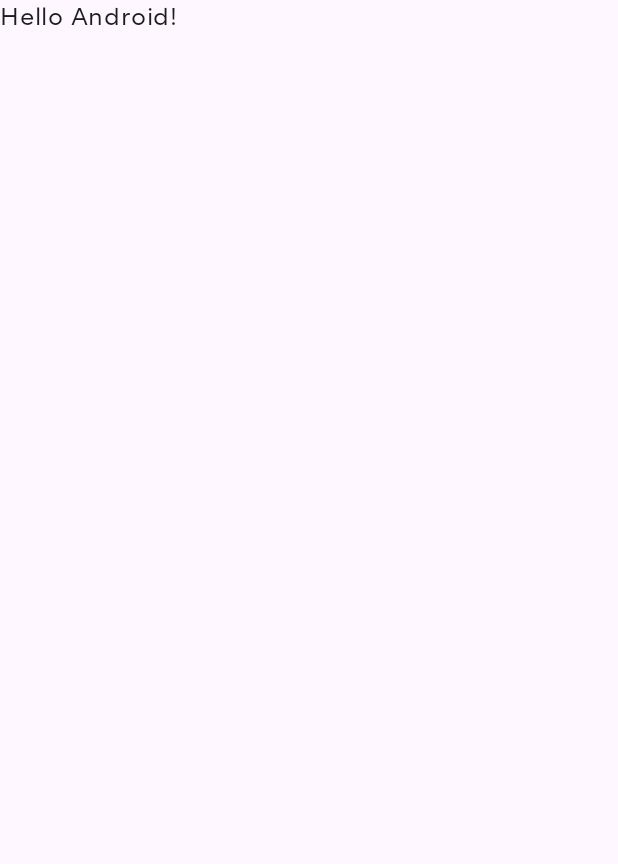
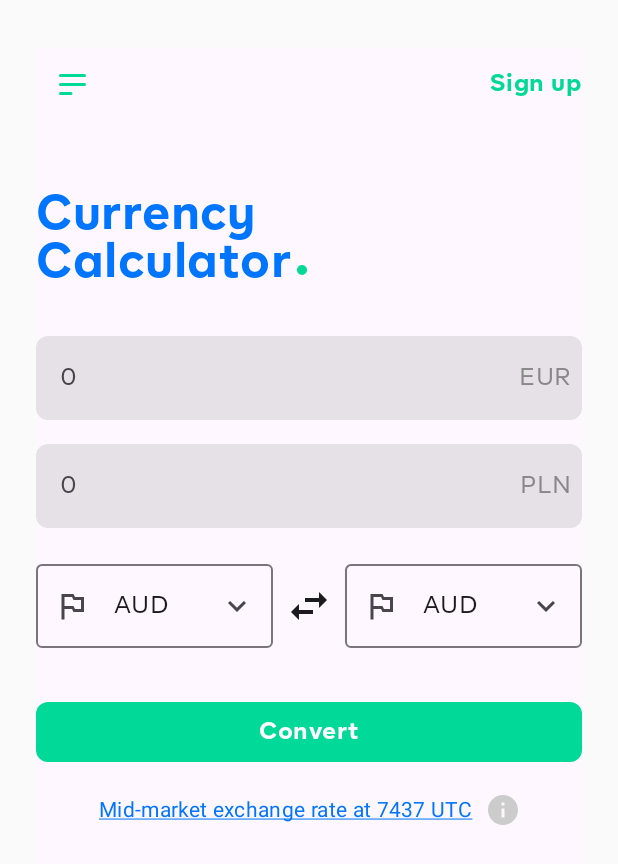
Before and after one commit to oluwadara-abijo/SwiftFX, an Android app built with Jetpack Compose: the screen it shows after launch (MainActivity), on a phone screen of 412 x 824 dp. Before the commit the part shown is almost empty. Shown: the top 864 px of the screen. Run offline under Robolectric (Android 15) with nearby library versions, the phone set to English and light mode, and no system bars.

Commit message:
feat: Create conversion screen

```diff
--- a/app/src/main/java/com/dara/swiftfx/MainActivity.kt
+++ b/app/src/main/java/com/dara/swiftfx/MainActivity.kt
@@ -7,10 +7,11 @@ import androidx.activity.enableEdgeToEdge
 import androidx.compose.foundation.layout.fillMaxSize
 import androidx.compose.foundation.layout.padding
 import androidx.compose.material3.Scaffold
-import androidx.compose.material3.Text
 import androidx.compose.runtime.Composable
 import androidx.compose.ui.Modifier
 import androidx.compose.ui.tooling.preview.Preview
+import androidx.compose.ui.unit.dp
+import com.dara.swiftfx.ui.ConversionScreen
 import com.dara.swiftfx.ui.theme.SwiftFXTheme
 
 class MainActivity : ComponentActivity() {
@@ -19,29 +20,23 @@ class MainActivity : ComponentActivity() {
         enableEdgeToEdge()
         setContent {
             SwiftFXTheme {
-                Scaffold(modifier = Modifier.fillMaxSize()) { innerPadding ->
-                    Greeting(
-                        name = "Android",
-                        modifier = Modifier.padding(innerPadding)
-                    )
+                Scaffold(
+                    modifier = Modifier
+                        .fillMaxSize()
+                        .padding(vertical = 32.dp, horizontal = 24.dp)
+                ) { innerPadding ->
+                    ConversionScreen(modifier = Modifier.padding(innerPadding))
                 }
             }
         }
     }
 }
 
-@Composable
-fun Greeting(name: String, modifier: Modifier = Modifier) {
-    Text(
-        text = "Hello $name!",
-        modifier = modifier
-    )
-}
 
 @Preview(showBackground = true)
 @Composable
 fun GreetingPreview() {
     SwiftFXTheme {
-        Greeting("Android")
+        ConversionScreen(Modifier)
     }
 }
--- /dev/null
+++ b/app/src/main/java/com/dara/swiftfx/ui/ConversionScreen.kt
@@ -0,0 +1,273 @@
+package com.dara.swiftfx.ui
+
+import androidx.compose.foundation.Image
+import androidx.compose.foundation.gestures.Orientation
+import androidx.compose.foundation.gestures.scrollable
+import androidx.compose.foundation.layout.Arrangement
+import androidx.compose.foundation.layout.Arrangement.Absolute.SpaceBetween
+import androidx.compose.foundation.layout.Box
+import androidx.compose.foundation.layout.Column
+import androidx.compose.foundation.layout.Row
+import androidx.compose.foundation.layout.Spacer
+import androidx.compose.foundation.layout.fillMaxSize
+import androidx.compose.foundation.layout.fillMaxWidth
+import androidx.compose.foundation.layout.height
+import androidx.compose.foundation.layout.padding
+import androidx.compose.foundation.layout.width
+import androidx.compose.foundation.rememberScrollState
+import androidx.compose.foundation.shape.RoundedCornerShape
+import androidx.compose.foundation.text.KeyboardOptions
+import androidx.compose.material.icons.Icons
+import androidx.compose.material.icons.filled.Info
+import androidx.compose.material3.Button
+import androidx.compose.material3.ButtonDefaults
+import androidx.compose.material3.DropdownMenuItem
+import androidx.compose.material3.ExperimentalMaterial3Api
+import androidx.compose.material3.ExposedDropdownMenuBox
+import androidx.compose.material3.Icon
+import androidx.compose.material3.IconButton
+import androidx.compose.material3.MaterialTheme
+import androidx.compose.material3.MenuAnchorType
+import androidx.compose.material3.OutlinedTextField
+import androidx.compose.material3.OutlinedTextFieldDefaults
+import androidx.compose.material3.Text
+import androidx.compose.runtime.Composable
+import androidx.compose.runtime.getValue
+import androidx.compose.runtime.mutableStateOf
+import androidx.compose.runtime.remember
+import androidx.compose.runtime.setValue
+import androidx.compose.ui.Alignment
+import androidx.compose.ui.Alignment.Companion.CenterVertically
+import androidx.compose.ui.Modifier
+import androidx.compose.ui.focus.FocusRequester
+import androidx.compose.ui.focus.focusRequester
+import androidx.compose.ui.graphics.Color
+import androidx.compose.ui.graphics.Color.Companion.Gray
+import androidx.compose.ui.graphics.Color.Companion.LightGray
+import androidx.compose.ui.res.painterResource
+import androidx.compose.ui.res.stringResource
+import androidx.compose.ui.text.input.KeyboardType
+import androidx.compose.ui.text.style.TextAlign
+import androidx.compose.ui.text.style.TextDecoration
+import androidx.compose.ui.tooling.preview.Preview
+import androidx.compose.ui.unit.dp
+import com.dara.swiftfx.R
+import com.dara.swiftfx.ui.theme.BlueText
+import com.dara.swiftfx.ui.theme.GreenAccent
+
+@Composable
+fun ConversionScreen(modifier: Modifier) {
+    val time = remember { System.currentTimeMillis().toString().substring(1..4) }
+
+    Column(
+        modifier = modifier
+            .fillMaxSize()
+            .scrollable(
+                rememberScrollState(),
+                orientation = Orientation.Vertical,
+            )
+    ) {
+        Toolbar()
+        HeaderText()
+        AmountColumn()
+        CurrencyRow()
+        Button(
+            modifier = Modifier
+                .fillMaxWidth()
+                .padding(top = 32.dp),
+            onClick = {},
+            shape = RoundedCornerShape(8.dp),
+            colors = ButtonDefaults.buttonColors(containerColor = GreenAccent)
+        ) {
+            Text(stringResource(R.string.convert))
+        }
+        Row(
+            Modifier
+                .fillMaxWidth()
+                .padding(top = 16.dp),
+            verticalAlignment = CenterVertically,
+            horizontalArrangement = Arrangement.Center
+        ) {
+            Text(
+                text = stringResource(R.string.mid_market_exchange_rate, time),
+                color = BlueText,
+                textDecoration = TextDecoration.Underline,
+                textAlign = TextAlign.Center,
+                style = MaterialTheme.typography.bodyMedium
+            )
+            Spacer(Modifier.width(8.dp))
+            Icon(Icons.Default.Info, contentDescription = null, tint = LightGray)
+        }
+
+    }
+
+}
+
+@Composable
+fun Toolbar() {
+    Row(
+        Modifier.fillMaxWidth(),
+        verticalAlignment = CenterVertically,
+        horizontalArrangement = SpaceBetween
+    ) {
+        IconButton(
+            onClick = {},
+        ) {
+            Icon(
+                painterResource(R.drawable.ic_menu),
+                contentDescription = stringResource(R.string.menu),
+                tint = GreenAccent
+            )
+        }
+        Text(
+            text = stringResource(R.string.sign_up),
+            color = GreenAccent,
+            style = MaterialTheme.typography.labelLarge
+        )
+    }
+}
+
+@Composable
+fun HeaderText() {
+    Row(
+        Modifier.padding(top = 48.dp),
+        verticalAlignment = Alignment.Bottom
+    ) {
+        Text(
+            "Currency \nCalculator",
+            color = BlueText,
+            style = MaterialTheme.typography.headlineLarge
+        )
+        Image(
+            painterResource(R.drawable.ic_dot),
+            contentDescription = "Dot",
+            Modifier.padding(bottom = 8.dp, start = 2.dp)
+        )
+    }
+}
+
+@Composable
+fun AmountColumn() {
+    Column(
+        Modifier
+            .fillMaxWidth()
+            .padding(top = 32.dp)
+    ) {
+        AmountTextField(currency = "EUR", isReadOnly = false)
+        Spacer(Modifier.height(16.dp))
+        AmountTextField(currency = "PLN", isReadOnly = true)
+    }
+}
+
+@Composable
+fun CurrencyRow(
+    currencies: List<String> = listOf("USD", "EUR", "GBP", "JPY", "AUD", "NGN")
+) {
+    val sortedCurrencies = currencies.sorted()
+    Row(
+        modifier = Modifier
+            .fillMaxWidth()
+            .padding(top = 24.dp),
+        horizontalArrangement = Arrangement.SpaceBetween,
+        verticalAlignment = CenterVertically
+    ) {
+        Box(modifier = Modifier.weight(1f)) {
+            CurrencySpinner(currencies = sortedCurrencies)
+        }
+        Icon(
+            modifier = Modifier.padding(horizontal = 8.dp),
+            painter = painterResource(R.drawable.ic_swap),
+            contentDescription = null
+        )
+        Box(modifier = Modifier.weight(1f)) {
+            CurrencySpinner(sortedCurrencies)
+        }
+    }
+}
+
+@OptIn(ExperimentalMaterial3Api::class)
+@Composable
+fun CurrencySpinner(
+    currencies: List<String>,
+    onCurrencySelected: (String) -> Unit = {}
+) {
+    require(currencies.isNotEmpty()) { "Currencies list cannot be empty" }
+    var selectedCurrency by remember { mutableStateOf(currencies[0]) }
+    var isDropdownExpanded by remember { mutableStateOf(false) }
+
+    Column {
+        ExposedDropdownMenuBox(
+            expanded = isDropdownExpanded,
+            onExpandedChange = { isDropdownExpanded = !isDropdownExpanded }) {
+            OutlinedTextField(
+                modifier = Modifier
+                    .menuAnchor(MenuAnchorType.PrimaryNotEditable, true),
+                value = selectedCurrency,
+                onValueChange = { },
+                readOnly = true,
+                leadingIcon = {
+                    Icon(
+                        painterResource(R.drawable.ic_flag),
+                        contentDescription = null
+                    )
+                },
+                trailingIcon = {
+                    if (isDropdownExpanded) Icon(
+                        painterResource(R.drawable.ic_expand_less),
+                        contentDescription = null
+                    ) else {
+                        Icon(
+                            painterResource(R.drawable.ic_expand_more),
+                            contentDescription = null
+                        )
+                    }
+                }
+
+            )
+            ExposedDropdownMenu(
+                expanded = isDropdownExpanded,
+                onDismissRequest = { isDropdownExpanded = false }) {
+                currencies.forEach { currency ->
+                    DropdownMenuItem(
+                        text = { Text(currency) },
+                        onClick = {
+                            selectedCurrency = currency
+                            isDropdownExpanded = false
+                            onCurrencySelected(currency)
+                        })
+                }
+            }
+        }
+    }
+}
+
+@Composable
+private fun AmountTextField(currency: String, isReadOnly: Boolean) {
+    val focusRequester = remember { FocusRequester() }
+    var amount by remember { mutableStateOf("") }
+    OutlinedTextField(
+        modifier = Modifier
+            .focusRequester(focusRequester)
+            .fillMaxWidth(),
+        value = amount,
+        onValueChange = { amount = it },
+        readOnly = isReadOnly,
+        trailingIcon = { Text(currency, color = Gray) },
+        singleLine = true,
+        placeholder = { Text("0") },
+        keyboardOptions = KeyboardOptions(keyboardType = KeyboardType.Number),
+        colors = OutlinedTextFieldDefaults.colors(
+            focusedContainerColor = Gray.copy(alpha = 0.2f),
+            unfocusedContainerColor = Gray.copy(alpha = 0.2f),
+            unfocusedBorderColor = Color.Transparent,
+            focusedBorderColor = Color.Transparent
+        ),
+        shape = RoundedCornerShape(8.dp)
+    )
+}
+
+@Preview(showBackground = true)
+@Composable
+fun ConversionScreenPreview() {
+    ConversionScreen(Modifier)
+}
--- /dev/null
+++ b/app/src/main/res/drawable/ic_dot.xml
@@ -0,0 +1,11 @@
+<vector xmlns:android="http://schemas.android.com/apk/res/android"
+    android:width="8dp"
+    android:height="8dp"
+    android:autoMirrored="true"
+    android:tint="#FF00D998"
+    android:viewportWidth="24"
+    android:viewportHeight="24">
+    <path
+        android:fillColor="@android:color/white"
+        android:pathData="M12,12m-10,0a10,10 0,1 1,20 0a10,10 0,1 1,-20 0" />
+</vector>
--- /dev/null
+++ b/app/src/main/res/drawable/ic_expand_less.xml
@@ -0,0 +1,12 @@
+<vector xmlns:android="http://schemas.android.com/apk/res/android"
+    android:width="24dp"
+    android:height="24dp"
+    android:tint="#000000"
+    android:viewportWidth="24"
+    android:viewportHeight="24">
+
+    <path
+        android:fillColor="@android:color/white"
+        android:pathData="M12,8l-6,6 1.41,1.41L12,10.83l4.59,4.58L18,14z" />
+
+</vector>
--- /dev/null
+++ b/app/src/main/res/drawable/ic_expand_more.xml
@@ -0,0 +1,12 @@
+<vector xmlns:android="http://schemas.android.com/apk/res/android"
+    android:width="24dp"
+    android:height="24dp"
+    android:tint="#000000"
+    android:viewportWidth="24"
+    android:viewportHeight="24">
+
+    <path
+        android:fillColor="@android:color/white"
+        android:pathData="M16.59,8.59L12,13.17 7.41,8.59 6,10l6,6 6,-6z" />
+
+</vector>
--- /dev/null
+++ b/app/src/main/res/drawable/ic_flag.xml
@@ -0,0 +1,12 @@
+<vector xmlns:android="http://schemas.android.com/apk/res/android"
+    android:width="24dp"
+    android:height="24dp"
+    android:tint="#000000"
+    android:viewportWidth="24"
+    android:viewportHeight="24">
+
+    <path
+        android:fillColor="@android:color/white"
+        android:pathData="M14,6l-1,-2L5,4v17h2v-7h5l1,2h7L20,6h-6zM18,14h-4l-1,-2L7,12L7,6h5l1,2h5v6z" />
+
+</vector>
--- /dev/null
+++ b/app/src/main/res/drawable/ic_menu.xml
@@ -0,0 +1,14 @@
+<vector xmlns:android="http://schemas.android.com/apk/res/android"
+    android:width="18dp"
+    android:height="14dp"
+    android:autoMirrored="true"
+    android:viewportWidth="18"
+    android:viewportHeight="14">
+    <path
+        android:fillColor="#00000000"
+        android:pathData="M1,13H8M1,1H17H1ZM1,7H17H1Z"
+        android:strokeWidth="2"
+        android:strokeColor="#000000"
+        android:strokeLineCap="round"
+        android:strokeLineJoin="round" />
+</vector>
--- /dev/null
+++ b/app/src/main/res/drawable/ic_swap.xml
@@ -0,0 +1,12 @@
+<vector xmlns:android="http://schemas.android.com/apk/res/android"
+    android:width="32dp"
+    android:height="32dp"
+    android:tint="#000000"
+    android:viewportWidth="24"
+    android:viewportHeight="24">
+
+    <path
+        android:fillColor="@android:color/white"
+        android:pathData="M6.99,11L3,15l3.99,4v-3H14v-2H6.99v-3zM21,9l-3.99,-4v3H10v2h7.01v3L21,9z" />
+
+</vector>
--- a/app/src/main/res/values/strings.xml
+++ b/app/src/main/res/values/strings.xml
@@ -1,3 +1,7 @@
 <resources>
     <string name="app_name">SwiftFX</string>
+    <string name="convert">Convert</string>
+    <string name="mid_market_exchange_rate">Mid-market exchange rate at %1$s UTC</string>
+    <string name="menu">Menu</string>
+    <string name="sign_up">Sign up</string>
 </resources>
```
